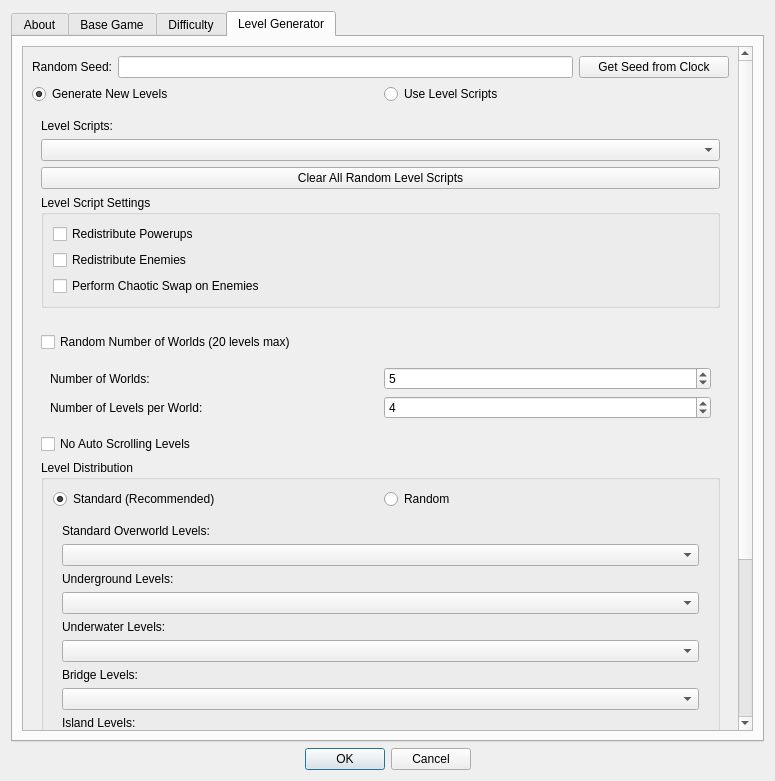
Coolcord/Level-Headed, file SMB1/SMB1_Compliance_To_SMB1/Configure_Settings_Form.ui: the form before one commit.
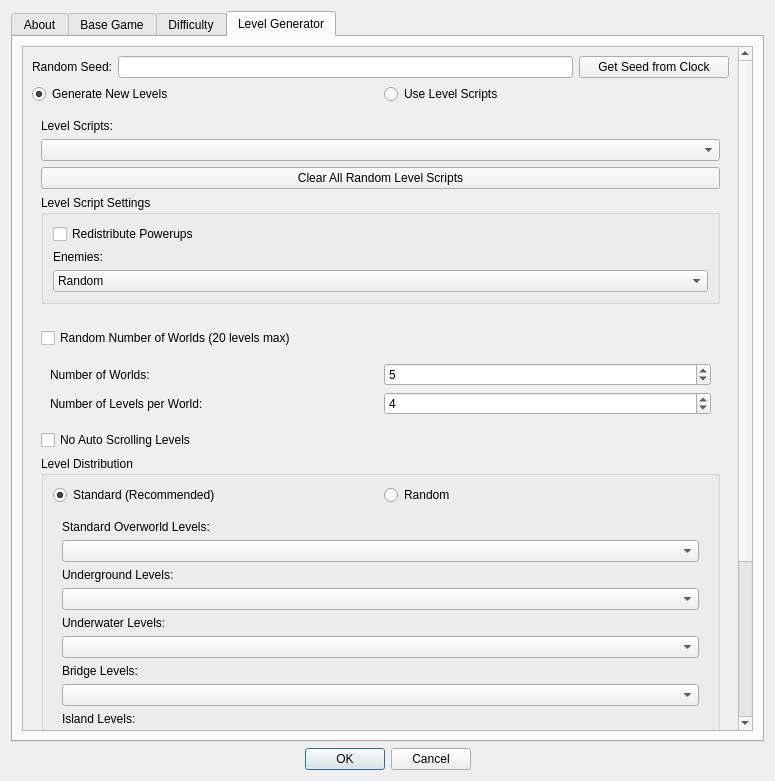
The form after the commit. The open tabs and pages were chosen to show the change.

Commit message: The level script enemies option is now a combo box

```diff
--- a/SMB1/SMB1_Compliance_To_SMB1/Configure_Settings_Form.ui
+++ b/SMB1/SMB1_Compliance_To_SMB1/Configure_Settings_Form.ui
@@ -3148,7 +3148,7 @@
             <x>0</x>
             <y>0</y>
             <width>708</width>
-            <height>1048</height>
+            <height>1046</height>
            </rect>
           </property>
           <layout class="QVBoxLayout" name="verticalLayout_4">
@@ -3244,18 +3244,44 @@
                   </widget>
                  </item>
                  <item>
-                  <widget class="QCheckBox" name="cbRedistributeEnemies">
+                  <layout class="QVBoxLayout" name="layoutLevelScriptEnemies">
+                   <item>
+                    <widget class="QLabel" name="lblLevelScriptEnemies">
                    <property name="text">
-                    <string>Redistribute Enemies</string>
+                      <string>Enemies:</string>
                    </property>
                   </widget>
                  </item>
                  <item>
-                  <widget class="QCheckBox" name="cbPerformChaoticSwapOnEnemies">
+                    <widget class="QComboBox" name="comboLevelScriptEnemies">
+                     <item>
                    <property name="text">
-                    <string>Perform Chaotic Swap on Enemies</string>
-                   </property>
-                  </widget>
+                       <string>Random</string>
+                      </property>
+                     </item>
+                     <item>
+                      <property name="text">
+                       <string>Original</string>
+                      </property>
+                     </item>
+                     <item>
+                      <property name="text">
+                       <string>Redistributed</string>
+                      </property>
+                     </item>
+                     <item>
+                      <property name="text">
+                       <string>Chaotic Swap</string>
+                      </property>
+                     </item>
+                     <item>
+                      <property name="text">
+                       <string>Redistributed + Chaotic Swap</string>
+                      </property>
+                     </item>
+                    </widget>
+                   </item>
+                  </layout>
                  </item>
                 </layout>
                </widget>
```
Lines whose indentation alone changed are shown as unchanged. The commit also changes 6 other files.
